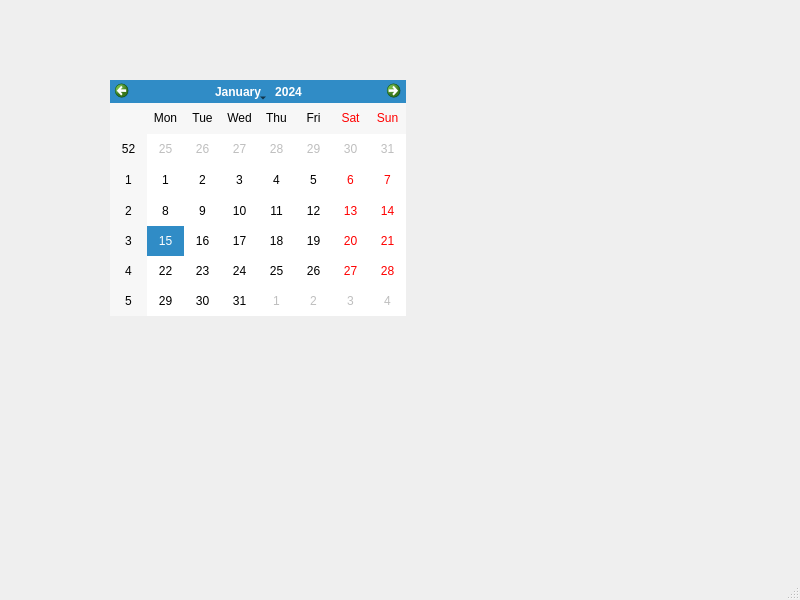
This is test.ui in AmosZJH/1st-9_24 as Qt 5 draws it before an edit. The edited form follows.
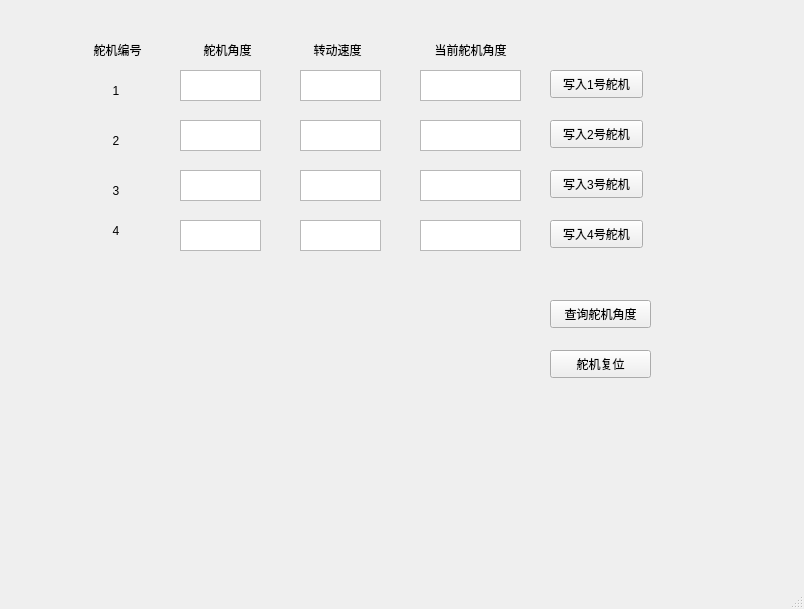
This is the edited form.

Commit message: 更新了ui和按钮

The edit to the form file:
```diff
--- a/test.ui
+++ b/test.ui
@@ -6,22 +6,347 @@
    <rect>
     <x>0</x>
     <y>0</y>
-    <width>800</width>
-    <height>600</height>
+    <width>804</width>
+    <height>609</height>
    </rect>
   </property>
   <property name="windowTitle">
    <string>MainWindow</string>
   </property>
   <widget class="QWidget" name="centralwidget">
-   <widget class="QCalendarWidget" name="calendarWidget">
+   <widget class="QLabel" name="label">
     <property name="geometry">
      <rect>
-      <x>110</x>
+      <x>80</x>
+      <y>30</y>
+      <width>75</width>
+      <height>40</height>
+     </rect>
+    </property>
+    <property name="text">
+     <string>舵机编号</string>
+    </property>
+    <property name="alignment">
+     <set>Qt::AlignCenter</set>
+    </property>
+   </widget>
+   <widget class="QLabel" name="label_2">
+    <property name="geometry">
+     <rect>
+      <x>190</x>
+      <y>30</y>
+      <width>75</width>
+      <height>40</height>
+     </rect>
+    </property>
+    <property name="text">
+     <string>舵机角度</string>
+    </property>
+    <property name="textFormat">
+     <enum>Qt::AutoText</enum>
+    </property>
+    <property name="alignment">
+     <set>Qt::AlignCenter</set>
+    </property>
+   </widget>
+   <widget class="QLabel" name="label_3">
+    <property name="geometry">
+     <rect>
+      <x>300</x>
+      <y>30</y>
+      <width>75</width>
+      <height>40</height>
+     </rect>
+    </property>
+    <property name="text">
+     <string>转动速度</string>
+    </property>
+    <property name="textFormat">
+     <enum>Qt::AutoText</enum>
+    </property>
+    <property name="alignment">
+     <set>Qt::AlignCenter</set>
+    </property>
+   </widget>
+   <widget class="QLabel" name="label_4">
+    <property name="geometry">
+     <rect>
+      <x>80</x>
       <y>80</y>
-      <width>296</width>
-      <height>236</height>
+      <width>72</width>
+      <height>21</height>
      </rect>
+    </property>
+    <property name="text">
+     <string>1</string>
+    </property>
+    <property name="alignment">
+     <set>Qt::AlignCenter</set>
+    </property>
+   </widget>
+   <widget class="QLabel" name="label_5">
+    <property name="geometry">
+     <rect>
+      <x>80</x>
+      <y>130</y>
+      <width>72</width>
+      <height>21</height>
+     </rect>
+    </property>
+    <property name="text">
+     <string>2</string>
+    </property>
+    <property name="alignment">
+     <set>Qt::AlignCenter</set>
+    </property>
+   </widget>
+   <widget class="QLabel" name="label_6">
+    <property name="geometry">
+     <rect>
+      <x>80</x>
+      <y>180</y>
+      <width>72</width>
+      <height>21</height>
+     </rect>
+    </property>
+    <property name="text">
+     <string>3</string>
+    </property>
+    <property name="alignment">
+     <set>Qt::AlignCenter</set>
+    </property>
+   </widget>
+   <widget class="QLabel" name="label_7">
+    <property name="geometry">
+     <rect>
+      <x>80</x>
+      <y>220</y>
+      <width>72</width>
+      <height>21</height>
+     </rect>
+    </property>
+    <property name="text">
+     <string>4</string>
+    </property>
+    <property name="alignment">
+     <set>Qt::AlignCenter</set>
+    </property>
+   </widget>
+   <widget class="QTextEdit" name="textEdit">
+    <property name="geometry">
+     <rect>
+      <x>180</x>
+      <y>70</y>
+      <width>81</width>
+      <height>31</height>
+     </rect>
+    </property>
+   </widget>
+   <widget class="QTextEdit" name="textEdit_2">
+    <property name="geometry">
+     <rect>
+      <x>180</x>
+      <y>120</y>
+      <width>81</width>
+      <height>31</height>
+     </rect>
+    </property>
+   </widget>
+   <widget class="QTextEdit" name="textEdit_3">
+    <property name="geometry">
+     <rect>
+      <x>180</x>
+      <y>170</y>
+      <width>81</width>
+      <height>31</height>
+     </rect>
+    </property>
+   </widget>
+   <widget class="QTextEdit" name="textEdit_4">
+    <property name="geometry">
+     <rect>
+      <x>180</x>
+      <y>220</y>
+      <width>81</width>
+      <height>31</height>
+     </rect>
+    </property>
+   </widget>
+   <widget class="QTextEdit" name="textEdit_5">
+    <property name="geometry">
+     <rect>
+      <x>300</x>
+      <y>70</y>
+      <width>81</width>
+      <height>31</height>
+     </rect>
+    </property>
+   </widget>
+   <widget class="QTextEdit" name="textEdit_6">
+    <property name="geometry">
+     <rect>
+      <x>300</x>
+      <y>120</y>
+      <width>81</width>
+      <height>31</height>
+     </rect>
+    </property>
+   </widget>
+   <widget class="QTextEdit" name="textEdit_7">
+    <property name="geometry">
+     <rect>
+      <x>300</x>
+      <y>170</y>
+      <width>81</width>
+      <height>31</height>
+     </rect>
+    </property>
+   </widget>
+   <widget class="QTextEdit" name="textEdit_8">
+    <property name="geometry">
+     <rect>
+      <x>300</x>
+      <y>220</y>
+      <width>81</width>
+      <height>31</height>
+     </rect>
+    </property>
+   </widget>
+   <widget class="QLabel" name="label_8">
+    <property name="geometry">
+     <rect>
+      <x>420</x>
+      <y>30</y>
+      <width>101</width>
+      <height>40</height>
+     </rect>
+    </property>
+    <property name="text">
+     <string>当前舵机角度</string>
+    </property>
+    <property name="textFormat">
+     <enum>Qt::AutoText</enum>
+    </property>
+    <property name="alignment">
+     <set>Qt::AlignCenter</set>
+    </property>
+   </widget>
+   <widget class="QPushButton" name="pushButton">
+    <property name="geometry">
+     <rect>
+      <x>550</x>
+      <y>70</y>
+      <width>93</width>
+      <height>28</height>
+     </rect>
+    </property>
+    <property name="text">
+     <string>写入1号舵机</string>
+    </property>
+   </widget>
+   <widget class="QPushButton" name="pushButton_2">
+    <property name="geometry">
+     <rect>
+      <x>550</x>
+      <y>120</y>
+      <width>93</width>
+      <height>28</height>
+     </rect>
+    </property>
+    <property name="text">
+     <string>写入2号舵机</string>
+    </property>
+   </widget>
+   <widget class="QPushButton" name="pushButton_3">
+    <property name="geometry">
+     <rect>
+      <x>550</x>
+      <y>170</y>
+      <width>93</width>
+      <height>28</height>
+     </rect>
+    </property>
+    <property name="text">
+     <string>写入3号舵机</string>
+    </property>
+   </widget>
+   <widget class="QPushButton" name="pushButton_4">
+    <property name="geometry">
+     <rect>
+      <x>550</x>
+      <y>220</y>
+      <width>93</width>
+      <height>28</height>
+     </rect>
+    </property>
+    <property name="text">
+     <string>写入4号舵机</string>
+    </property>
+   </widget>
+   <widget class="QPushButton" name="pushButton_5">
+    <property name="geometry">
+     <rect>
+      <x>550</x>
+      <y>300</y>
+      <width>101</width>
+      <height>28</height>
+     </rect>
+    </property>
+    <property name="text">
+     <string>查询舵机角度</string>
+    </property>
+   </widget>
+   <widget class="QTextBrowser" name="textBrowser_2">
+    <property name="geometry">
+     <rect>
+      <x>420</x>
+      <y>70</y>
+      <width>101</width>
+      <height>31</height>
+     </rect>
+    </property>
+   </widget>
+   <widget class="QTextBrowser" name="textBrowser_3">
+    <property name="geometry">
+     <rect>
+      <x>420</x>
+      <y>120</y>
+      <width>101</width>
+      <height>31</height>
+     </rect>
+    </property>
+   </widget>
+   <widget class="QTextBrowser" name="textBrowser_4">
+    <property name="geometry">
+     <rect>
+      <x>420</x>
+      <y>170</y>
+      <width>101</width>
+      <height>31</height>
+     </rect>
+    </property>
+   </widget>
+   <widget class="QTextBrowser" name="textBrowser_5">
+    <property name="geometry">
+     <rect>
+      <x>420</x>
+      <y>220</y>
+      <width>101</width>
+      <height>31</height>
+     </rect>
+    </property>
+   </widget>
+   <widget class="QPushButton" name="pushButton_6">
+    <property name="geometry">
+     <rect>
+      <x>550</x>
+      <y>350</y>
+      <width>101</width>
+      <height>28</height>
+     </rect>
+    </property>
+    <property name="text">
+     <string>舵机复位</string>
     </property>
    </widget>
   </widget>
```
Left out of the diff: 2 changed lines with no effect on the pictures. The commit also changes 6 other files.
